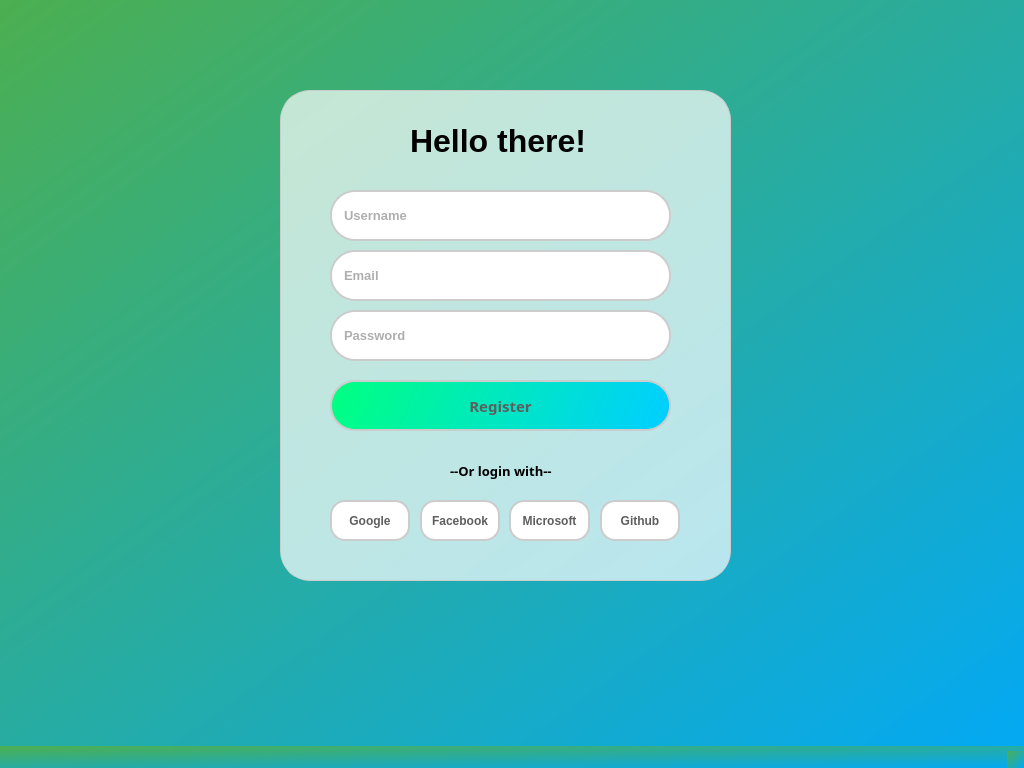
Old version of the form Qt/ui/register.ui in the repository ThaiAn1809/Group-project.
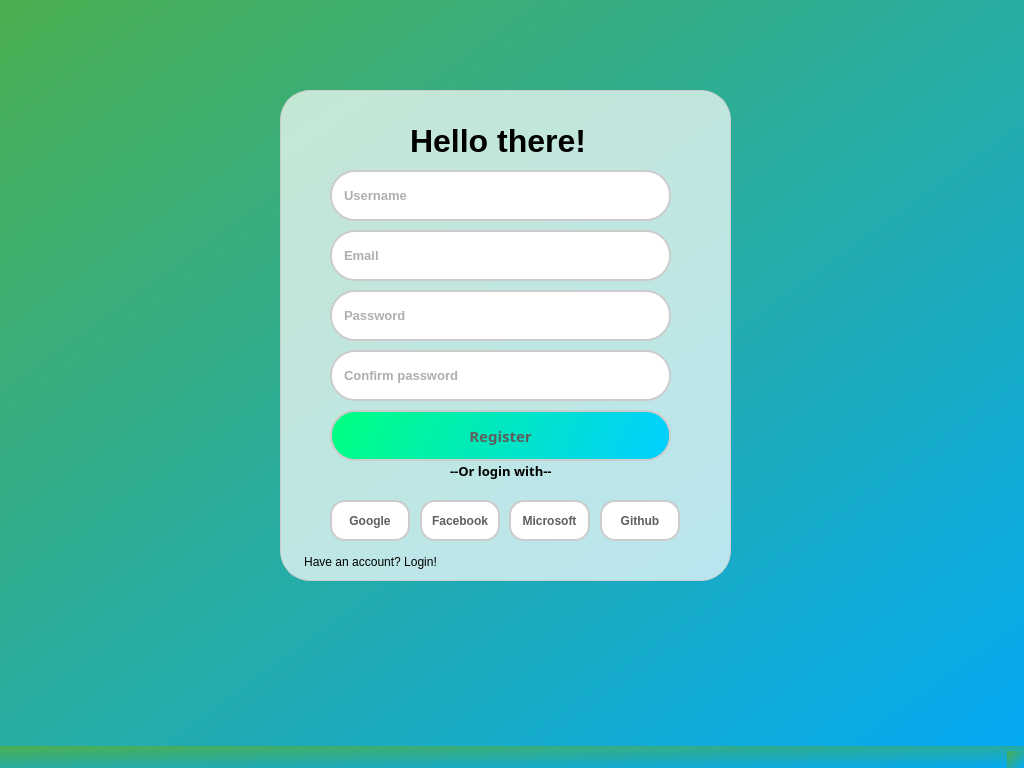
New version of the form.

Diff of the .ui file:
```diff
--- a/Qt/ui/register.ui
+++ b/Qt/ui/register.ui
@@ -19,11 +19,11 @@
 </string>
   </property>
   <widget class="QWidget" name="centralwidget">
-   <widget class="QLineEdit" name="lineEdit">
+   <widget class="QLineEdit" name="name_input">
     <property name="geometry">
      <rect>
       <x>330</x>
-      <y>190</y>
+      <y>170</y>
       <width>341</width>
       <height>51</height>
      </rect>
@@ -54,11 +54,11 @@
      <string>Username</string>
     </property>
    </widget>
-   <widget class="QLineEdit" name="lineEdit_2">
+   <widget class="QLineEdit" name="password_input">
     <property name="geometry">
      <rect>
       <x>330</x>
-      <y>310</y>
+      <y>290</y>
       <width>341</width>
       <height>51</height>
      </rect>
@@ -92,11 +92,11 @@
      <string>Password</string>
     </property>
    </widget>
-   <widget class="QPushButton" name="pushButton">
+   <widget class="QPushButton" name="register_btn">
     <property name="geometry">
      <rect>
       <x>330</x>
-      <y>380</y>
+      <y>410</y>
       <width>341</width>
       <height>51</height>
      </rect>
@@ -345,11 +345,11 @@
      <enum>QFrame::Shadow::Raised</enum>
     </property>
    </widget>
-   <widget class="QLineEdit" name="lineEdit_3">
+   <widget class="QLineEdit" name="email_input">
     <property name="geometry">
      <rect>
       <x>330</x>
-      <y>250</y>
+      <y>230</y>
       <width>341</width>
       <height>51</height>
      </rect>
@@ -380,17 +380,75 @@
      <string>Email</string>
     </property>
    </widget>
+   <widget class="QPushButton" name="login_btn">
+    <property name="geometry">
+     <rect>
+      <x>300</x>
+      <y>550</y>
+      <width>141</width>
+      <height>24</height>
+     </rect>
+    </property>
+    <property name="styleSheet">
+     <string notr="true">    background-color: transparent;
+    border: none;
+    color: black; /* Text color */</string>
+    </property>
+    <property name="text">
+     <string>Have an account? Login!</string>
+    </property>
+   </widget>
+   <widget class="QLineEdit" name="confirm_password_input">
+    <property name="geometry">
+     <rect>
+      <x>330</x>
+      <y>350</y>
+      <width>341</width>
+      <height>51</height>
+     </rect>
+    </property>
+    <property name="font">
+     <font>
+      <family>Segoe UI</family>
+      <pointsize>10</pointsize>
+      <bold>true</bold>
+     </font>
+    </property>
+    <property name="styleSheet">
+     <string notr="true">QLineEdit{
+	background-color: white;
+	border: 2px solid #cccccc;
+	border-radius:25px;
+	padding:10px;
+	color: rgb(94, 94, 94);
+}
+QLineEdit:hover {
+    border-color: rgb(79, 79, 79);
+}</string>
+    </property>
+    <property name="text">
+     <string/>
+    </property>
+    <property name="echoMode">
+     <enum>QLineEdit::EchoMode::Password</enum>
+    </property>
+    <property name="placeholderText">
+     <string>Confirm password</string>
+    </property>
+   </widget>
    <zorder>frame</zorder>
-   <zorder>lineEdit</zorder>
-   <zorder>lineEdit_2</zorder>
-   <zorder>pushButton</zorder>
+   <zorder>name_input</zorder>
+   <zorder>password_input</zorder>
+   <zorder>register_btn</zorder>
    <zorder>label</zorder>
    <zorder>label_2</zorder>
    <zorder>pushButton_3</zorder>
    <zorder>pushButton_4</zorder>
    <zorder>pushButton_5</zorder>
    <zorder>pushButton_6</zorder>
-   <zorder>lineEdit_3</zorder>
+   <zorder>email_input</zorder>
+   <zorder>login_btn</zorder>
+   <zorder>confirm_password_input</zorder>
   </widget>
   <widget class="QMenuBar" name="menubar">
    <property name="geometry">
```
